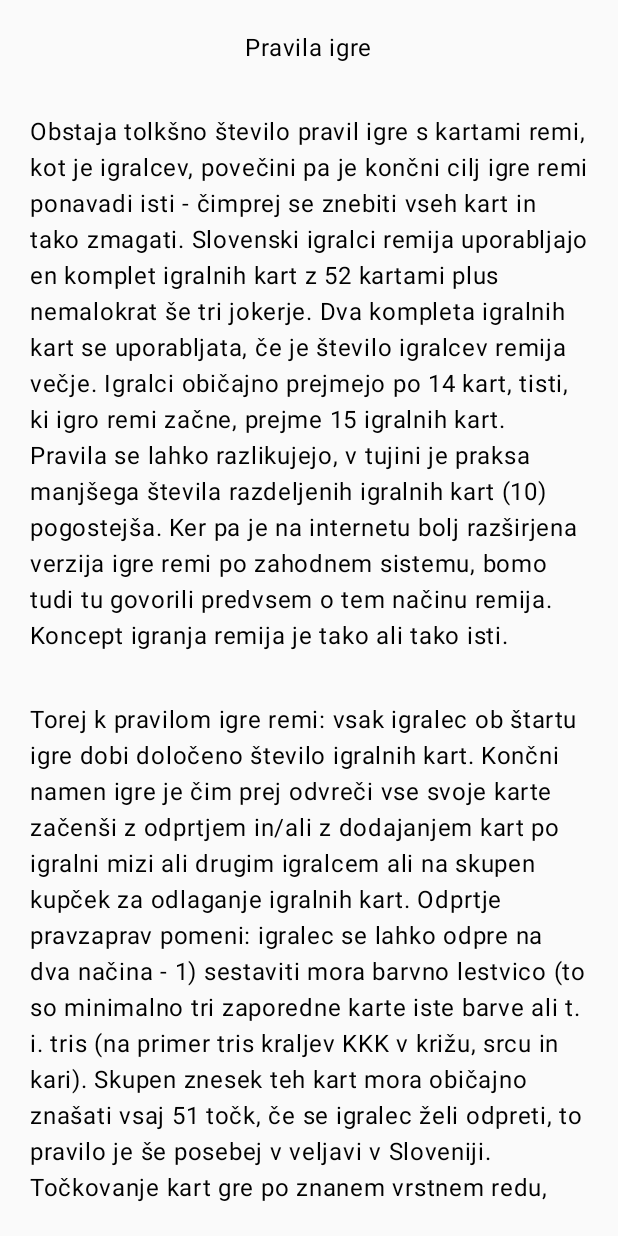
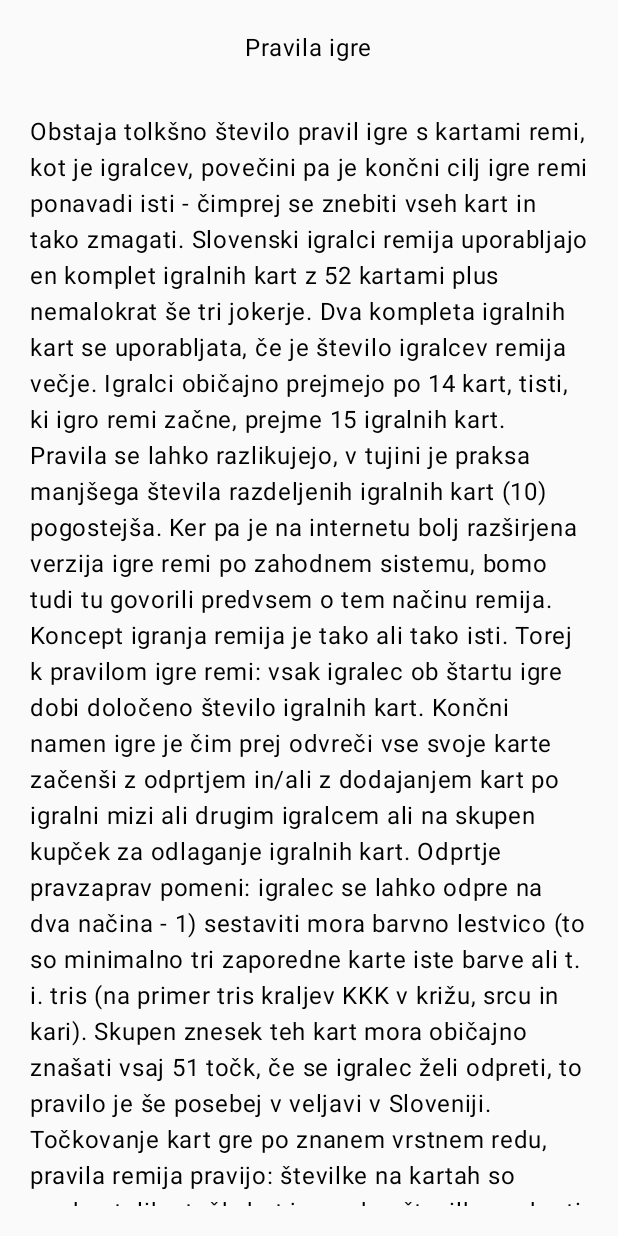
Before and after one commit to marcuss346/RemiCalculator, an Android app built with Jetpack Compose: the GameRulesScreen screen opened through its navigation route, on a phone screen of 412 x 824 dp. Run offline under Robolectric (Android 15) with nearby library versions, the phone set to English and light mode, and no system bars.

Commit message:
IDK kaj use sm naredu sam vem da je zdej implementeran ViewModel, in da mamo prevod iz slovensvine v anglescino pri pravilih kar je super. Nadaljujemo prihodnjic

```diff
--- a/app/src/main/AndroidManifest.xml
+++ b/app/src/main/AndroidManifest.xml
@@ -25,4 +25,8 @@
         </activity>
     </application>
 
+    <uses-permission android:name="android.permission.INTERNET"
+        tools:ignore="ManifestOrder" />
+    <uses-permission android:name="android.permission.ACCESS_NETWORK_STATE" />
+
 </manifest>
--- /dev/null
+++ b/app/src/main/java/com/example/remicalculator/Data/GameRepository.java
@@ -0,0 +1,4 @@
+package com.example.remicalculator.Data;
+
+public interface GameRepository {
+}
--- a/app/src/main/java/com/example/remicalculator/RemiCalculator.kt
+++ b/app/src/main/java/com/example/remicalculator/RemiCalculator.kt
@@ -12,6 +12,8 @@ import com.example.remicalculator.ui.NewGameScreen
 import com.example.remicalculator.ui.AddPlayersScreen
 import com.example.remicalculator.ui.GameRulesScreen
 import androidx.navigation.NavHostController
+import com.example.remicalculator.ui.RemiCalculatorViewModel
+import androidx.lifecycle.viewmodel.compose.viewModel
 
 enum class RemiCalculatorScreen {
     Home,
@@ -23,7 +25,9 @@ enum class RemiCalculatorScreen {
 }
 
 @Composable
-fun RemiCalcApp(navController: NavHostController = rememberNavController()) {
+fun RemiCalcApp(
+    viewModel: RemiCalculatorViewModel = viewModel(),
+    navController: NavHostController = rememberNavController()) {
 
     NavHost(
         navController = navController,
@@ -45,7 +49,7 @@ fun RemiCalcApp(navController: NavHostController = rememberNavController()) {
             AddPlayersScreen(navController = navController)
         }
         composable(route = RemiCalculatorScreen.GameRules.name) {
-            GameRulesScreen(navController = navController)
+            GameRulesScreen(viewModel = viewModel, navController = navController)
         }
     }
 }
--- a/app/src/main/java/com/example/remicalculator/ui/GameRulesScreen.kt
+++ b/app/src/main/java/com/example/remicalculator/ui/GameRulesScreen.kt
@@ -14,18 +14,23 @@ import androidx.compose.material3.Button
 import androidx.compose.material3.OutlinedTextField
 import androidx.compose.material3.Text
 import androidx.compose.runtime.Composable
+import androidx.compose.runtime.collectAsState
 import androidx.compose.ui.Alignment
 import androidx.compose.ui.Modifier
 import androidx.compose.ui.text.input.ImeAction
 import androidx.compose.ui.text.input.KeyboardType
 import androidx.compose.ui.unit.dp
+import androidx.lifecycle.ViewModel
 import androidx.navigation.NavController
+import androidx.lifecycle.viewmodel.compose.viewModel
 
 @Composable
 fun GameRulesScreen(
+    viewModel: RemiCalculatorViewModel = viewModel(),
     navController: NavController
 ) {
     val scrollState = rememberScrollState()
+    val uiState = viewModel.uiState.collectAsState().value
 
     Column (
         modifier = Modifier
@@ -44,27 +49,14 @@ fun GameRulesScreen(
         )
 
         Text(
-            text = "Obstaja tolkšno število pravil igre s kartami remi, " +
-                    "kot je igralcev, povečini pa je končni cilj igre remi " +
-                    "ponavadi isti - čimprej se znebiti vseh kart in " +
-                    "tako zmagati. Slovenski igralci remija uporabljajo " +
-                    "en komplet igralnih kart z 52 kartami plus nemalokrat " +
-                    "še tri jokerje. Dva kompleta igralnih kart se uporabljata, " +
-                    "če je število igralcev remija večje. Igralci običajno " +
-                    "prejmejo po 14 kart, tisti, ki igro remi začne, prejme 15 " +
-                    "igralnih kart. Pravila se lahko razlikujejo, v tujini je " +
-                    "praksa manjšega števila razdeljenih igralnih kart (10) " +
-                    "pogostejša. Ker pa je na internetu bolj razširjena " +
-                    "verzija igre remi po zahodnem sistemu, bomo tudi tu " +
-                    "govorili predvsem o tem načinu remija. Koncept igranja " +
-                    "remija je tako ali tako isti."
+            text = uiState.rulesSlovenian
         )
 
         Spacer(
             modifier = Modifier.height(32.dp)
         )
 
-        Text(
+        /*Text(
             text = "Torej k pravilom igre remi: vsak igralec ob štartu igre dobi določeno število " +
                     "igralnih kart. Končni namen igre je čim prej odvreči vse svoje karte začenši z odprtjem " +
                     "in/ali z dodajanjem kart po igralni mizi ali drugim igralcem ali na skupen kupček za odlaganje " +
@@ -77,7 +69,7 @@ fun GameRulesScreen(
                     "bodisi vreden eno točko, bodisi 10 ali 11 točk, odvisno od posamezne igralne igre. Kjer se iga z " +
                     "jokerji, so le-ti vredni po 25 točk. Sleherni igralec lahko igralne karte bodisi dodaja v že " +
                     "odprte karte drugih igralcev remija šele, ko je tudi sam odprt, prej ne. "
-        )
+        )*/
 
         Spacer(
             modifier = Modifier.height(32.dp)
@@ -88,5 +80,17 @@ fun GameRulesScreen(
                 text = "Nazaj"
             )
         }
+
+        Spacer(
+            modifier = Modifier.height(10.dp)
+        )
+
+        Button(onClick = {
+            viewModel.updateTextLanguage()
+        }) {
+            Text(
+                text = "Prevedi"
+            )
+        }
     }
 }
--- /dev/null
+++ b/app/src/main/java/com/example/remicalculator/ui/RemiCalculatorUIState.kt
@@ -0,0 +1,34 @@
+package com.example.remicalculator.ui
+
+data class RemiCalculatorUIState (
+    val rulesSlovenian : String = "Obstaja tolkšno število pravil igre s kartami remi," +
+            " kot je igralcev, povečini pa je končni cilj igre remi ponavadi isti - " +
+            "čimprej se znebiti vseh kart in tako zmagati. Slovenski igralci remija uporabljajo" +
+            " en komplet igralnih kart z 52 kartami plus nemalokrat še tri jokerje. Dva kompleta " +
+            "igralnih kart se uporabljata, če je število igralcev remija večje. Igralci običajno" +
+            " prejmejo po 14 kart, tisti, ki igro remi začne, prejme 15 igralnih kart. Pravila se" +
+            " lahko razlikujejo, v tujini je praksa manjšega števila razdeljenih igralnih kart (10)" +
+            " pogostejša. Ker pa je na internetu bolj razširjena verzija igre remi po zahodnem" +
+            " sistemu, bomo tudi tu govorili predvsem o tem načinu remija. Koncept igranja remija" +
+            " je tako ali tako isti. Torej k pravilom igre remi: vsak igralec ob štartu igre dobi" +
+            " določeno število igralnih kart. Končni namen igre je čim prej odvreči vse svoje karte" +
+            " začenši z odprtjem in/ali z dodajanjem kart po igralni mizi ali drugim igralcem ali na" +
+            " skupen kupček za odlaganje igralnih kart. Odprtje pravzaprav pomeni: igralec se lahko" +
+            " odpre na dva načina - 1) sestaviti mora barvno lestvico (to so minimalno tri zaporedne" +
+            " karte iste barve ali t. i. tris (na primer tris kraljev KKK v križu, srcu in kari)." +
+            " Skupen znesek teh kart mora običajno znašati vsaj 51 točk, če se igralec želi odpreti," +
+            " to pravilo je še posebej v veljavi v Sloveniji. Točkovanje kart gre po znanem vrstnem " +
+            "redu, pravila remija pravijo: številke na kartah so vredne toliko točk, kot je vredna" +
+            " številka na karti, karte s podobami (Janez, Dama in Kralj) pa so vredne po 10 točk." +
+            " As je bodisi vreden eno točko, bodisi 10 ali 11 točk, odvisno od posamezne igralne igre." +
+            " Kjer se iga z jokerji, so le-ti vredni po 25 točk. Sleherni igralec lahko igralne karte" +
+            " bodisi dodaja v že odprte karte drugih igralcev remija šele, ko je tudi sam odprt, prej ne." +
+            " Štart igre v bistvu izgleda tako, da prvi igralec remija najprej kupi karto in jo vrže" +
+            " na kup, naslednji igralec kupi karto bodisi s kupa narobe obrnjenih kart bodisi s kupa" +
+            " že odvrženih kart, potem karto vrže na kup in tako naprej. Remi pravila še pravijo: kdor" +
+            " se prvi znebi vseh igralnih kart z odprtjem, je zmagovalec. Tudi igranje remija na turnirjih" +
+            " ni nič drugačna: turnir osvoji tisti, ki zbere bodisi največje število točk, bodisi tisti," +
+            " ki ostane v igri vse do zadnjega. To so kratka pravila remija, osnovna pravila, ki ne" +
+            " upoštevajo številnih variacij v različnih vrstah remija.",
+    val language: String = "Slovenian"
+)
--- /dev/null
+++ b/app/src/main/java/com/example/remicalculator/ui/RemiCalculatorViewModel.kt
@@ -0,0 +1,52 @@
+package com.example.remicalculator.ui
+
+import android.util.Log
+import androidx.lifecycle.ViewModel
+import androidx.lifecycle.viewModelScope
+import com.example.remicalculator.Data.Translation
+import com.example.remicalculator.network.Api
+import kotlinx.coroutines.flow.MutableStateFlow
+import kotlinx.coroutines.flow.StateFlow
+import kotlinx.coroutines.flow.asStateFlow
+import kotlinx.coroutines.flow.update
+import kotlinx.coroutines.launch
+import retrofit2.HttpException
+import java.io.IOException
+
+
+class RemiCalculatorViewModel : ViewModel() {
+
+    private val _uiState = MutableStateFlow(RemiCalculatorUIState())
+    val uiState: StateFlow<RemiCalculatorUIState> = _uiState.asStateFlow()
+
+    init {
+        resetRemiCalc()
+    }
+
+    private fun resetRemiCalc() {
+        _uiState.value = RemiCalculatorUIState()
+    }
+
+    fun updateTextLanguage(){
+        viewModelScope.launch {
+            try {
+                val translation = Translation("auto", "en", _uiState.value.rulesSlovenian)
+                val newQuote = Api.retrofitService.getTranslation(translation)
+                _uiState.update {
+                    currentState ->
+                    newQuote.body()?.let { currentState.copy(rulesSlovenian = it.trans) }!!
+                }
+                Log.i("API", "Quote retrieved successfully + $newQuote")
+            } catch (e: IOException) {
+                Log.e("API", "Error retrieving the quote - IO Exception: " + e.message)
+            } catch (e: HttpException) {
+                Log.e("API", "Error retrieving the quote - HTTP Exception: " + e.message)
+            }
+
+
+        }
+    }
+
+
+
+}
```
Also changed, not shown: app/build.gradle.kts (+9 -1 lines), app/src/main/java/com/example/remicalculator/Data/Translation.kt (added, +19 -0 lines), app/src/main/java/com/example/remicalculator/network/APIController.kt (added, +41 -0 lines), gradle/libs.versions.toml (+11 -0 lines).
